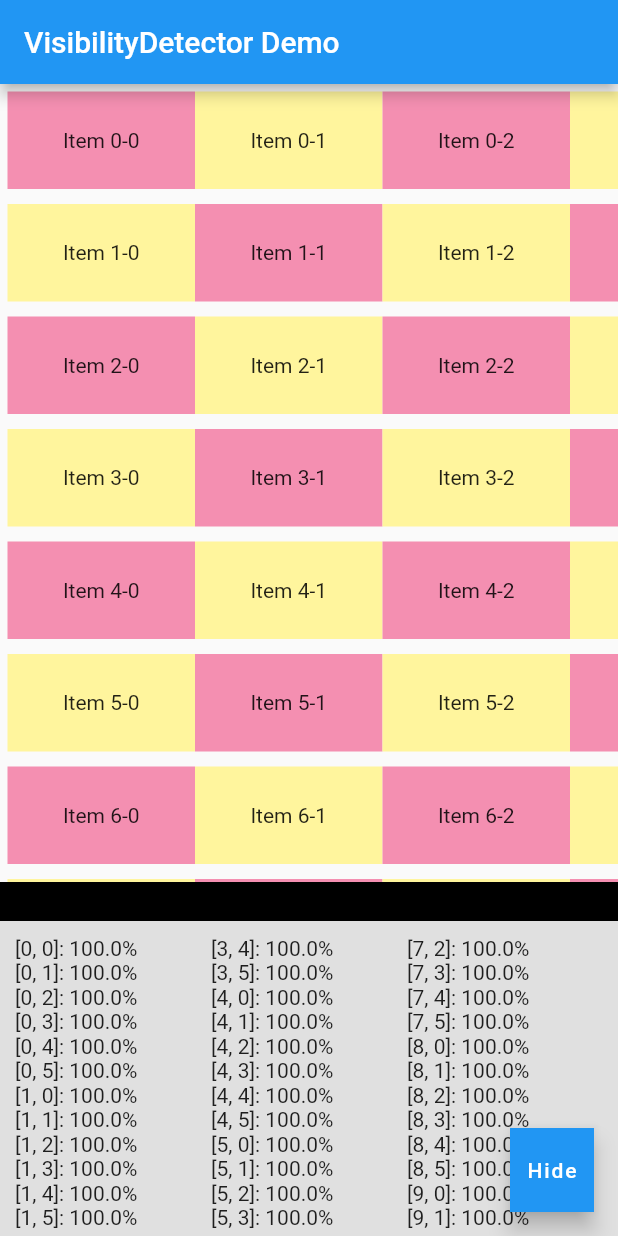
After one commit to jinliyuelong/flutterDemo, a Flutter app: the ThirdHomePage screen opened directly, after a tap on "visibility_detector_demo", on a phone screen of 412 x 824 dp. The commit adds this screen. Run offline on Flutter 3.47's test engine with Material 2 defaults, Android fonts, the phone set to English and light mode, and no system bars; our stand-ins replace dio, fluttertoast, permission_handler, rxdart, scrollable_positioned_list, shared_preferences and 2 more; missing offline and left inert: linked_scroll_controller, provide; accounts and stored records are empty; generated files the repository leaves out were written again.

Commit message:
第三方库使用

```diff
--- /dev/null
+++ b/lib/三方库/visibility_detector_demo.dart
@@ -0,0 +1,372 @@
+///
+/// Author: 1254463047@qq.com
+/// Date: 2020-04-14 15:32:58
+/// LastEditTime: 2020-04-14 15:32:58
+/// FilePath: /flutterDemo/lib/三方库/visibility_detector_demo.dart
+/// Description:
+///
+
+import 'dart:collection';
+
+import 'package:flutter/material.dart';
+import 'package:visibility_detector/visibility_detector.dart';
+
+const String title = 'VisibilityDetector Demo';
+
+/// The width of each cell of our pseudo-table of [VisibilityDetector] widgets.
+const double cellWidth = 125;
+
+//// The height of each cell of our pseudo-table.
+const double cellHeight = _rowHeight - 2 * _rowPadding;
+
+/// The height of each row of the pseudo-table.  This includes [_rowPadding] on
+/// top and bottom.
+const double _rowHeight = 75;
+
+/// The external padding around each row of the pseudo-table.
+const double _rowPadding = 5;
+
+/// The internal padding for each cell of the pseudo-table.
+const double _cellPadding = 10;
+
+/// The external padding around the widgets in the visibility report section.
+const double _reportPadding = 5;
+
+/// The height of the visibility report.
+const double _reportHeight = 200;
+
+/// The [Key] to the main [ListView] widget.
+const mainListKey = Key('MainList');
+
+/// Returns the [Key] to the [VisibilityDetector] widget in each cell of the
+/// pseudo-table.
+Key cellKey(int row, int col) => Key('Cell-$row-$col');
+
+/// A callback to be invoked by the [VisibilityDetector.onVisibilityChanged]
+/// callback.  We use the extra level of indirection to allow widget tests to
+/// reuse this demo app with a different callback.
+final visibilityListeners =
+    <void Function(RowColumn rc, VisibilityInfo info)>[];
+
+/// The root widget for the demo app.
+class VisibilityDetectorDemo extends StatelessWidget {
+  const VisibilityDetectorDemo({Key key}) : super(key: key);
+
+  @override
+  Widget build(BuildContext context) {
+    return MaterialApp(
+      title: title,
+      theme: ThemeData(primarySwatch: Colors.blue),
+      home: const VisibilityDetectorDemoPage(),
+    );
+  }
+}
+
+/// The main page [VisibilityDetectorDemo].
+class VisibilityDetectorDemoPage extends StatefulWidget {
+  const VisibilityDetectorDemoPage({Key key}) : super(key: key);
+
+  @override
+  VisibilityDetectorDemoPageState createState() =>
+      VisibilityDetectorDemoPageState();
+}
+
+class VisibilityDetectorDemoPageState
+    extends State<VisibilityDetectorDemoPage> {
+  /// Whether the pseudo-table should be shown.
+  bool _tableShown = true;
+
+  /// Toggles the visibility of the pseudo-table of [VisibilityDetector]
+  /// widgets.
+  void _toggleTable() {
+    setState(() {
+      _tableShown = !_tableShown;
+    });
+  }
+
+  @override
+  Widget build(BuildContext context) {
+    // Our pseudo-table of [VisibilityDetector] widgets.  We want to scroll both
+    // vertically and horizontally, so we'll implement it as a [ListView] of
+    // [ListView]s.
+    final table = !_tableShown
+        ? null
+        : ListView.builder(
+            key: mainListKey,
+            scrollDirection: Axis.vertical,
+            itemExtent: _rowHeight,
+            itemBuilder: (BuildContext context, int rowIndex) {
+              return DemoPageRow(rowIndex: rowIndex);
+            },
+          );
+
+    return Scaffold(
+      appBar: AppBar(title: const Text(title)),
+      floatingActionButton: FloatingActionButton(
+        shape: const Border(),
+        onPressed: _toggleTable,
+        child: _tableShown ? const Text('Hide') : const Text('Show'),
+      ),
+      body: Column(
+        children: <Widget>[
+          _tableShown ? Expanded(child: table) : const Spacer(),
+          const VisibilityReport(title: 'Visibility'),
+        ],
+      ),
+    );
+  }
+}
+
+/// An individual row for the pseudo-table of [VisibilityDetector] widgets.
+class DemoPageRow extends StatelessWidget {
+  const DemoPageRow({Key key, this.rowIndex}) : super(key: key);
+
+  final int rowIndex;
+
+  @override
+  Widget build(BuildContext context) {
+    return ListView.builder(
+      scrollDirection: Axis.horizontal,
+      padding: const EdgeInsets.all(_rowPadding),
+      itemBuilder: (BuildContext context, int columnIndex) {
+        return DemoPageCell(rowIndex: rowIndex, columnIndex: columnIndex);
+      },
+    );
+  }
+}
+
+/// An individual cell for the pseudo-table of [VisibilityDetector] widgets.
+class DemoPageCell extends StatelessWidget {
+  DemoPageCell({Key key, this.rowIndex, this.columnIndex})
+      : _cellName = 'Item $rowIndex-$columnIndex',
+        _backgroundColor = ((rowIndex + columnIndex) % 2 == 0)
+            ? Colors.pink[200]
+            : Colors.yellow[200],
+        super(key: key);
+
+  final int rowIndex;
+  final int columnIndex;
+
+  /// The text to show for the cell.
+  final String _cellName;
+
+  final Color _backgroundColor;
+
+  /// [VisibilityDetector] callback for when the visibility of the widget
+  /// changes.  Triggers the [visibilityListeners] callbacks.
+  void _handleVisibilityChanged(VisibilityInfo info) {
+    for (final listener in visibilityListeners) {
+      listener(RowColumn(rowIndex, columnIndex), info);
+    }
+  }
+
+  @override
+  Widget build(BuildContext context) {
+    return VisibilityDetector(
+      key: cellKey(rowIndex, columnIndex),
+      onVisibilityChanged: _handleVisibilityChanged,
+      child: Container(
+        width: cellWidth,
+        decoration: BoxDecoration(color: _backgroundColor),
+        padding: const EdgeInsets.all(_cellPadding),
+        alignment: Alignment.center,
+        child: FittedBox(
+          fit: BoxFit.scaleDown,
+          child: Text(_cellName),
+        ),
+      ),
+    );
+  }
+}
+
+/// A widget that lists the reported visibility percentages of the
+/// [VisibilityDetector] widgets on the page.
+class VisibilityReport extends StatelessWidget {
+  const VisibilityReport({Key key, this.title}) : super(key: key);
+
+  /// The text to use for the heading of the report.
+  final String title;
+
+  @override
+  Widget build(BuildContext context) {
+    final headingTextStyle =TextStyle(
+                fontSize: 14,
+                fontWeight: FontWeight.w600,
+              );
+    final heading = Container(
+      padding: const EdgeInsets.all(_reportPadding),
+      alignment: Alignment.centerLeft,
+      decoration: const BoxDecoration(color: Colors.black),
+      child: Text(title, style: headingTextStyle),
+    );
+
+    final grid = Container(
+      padding: const EdgeInsets.all(_reportPadding),
+      decoration: BoxDecoration(color: Colors.grey[300]),
+      child: const SizedBox(
+        height: _reportHeight,
+        child: VisibilityReportGrid(),
+      ),
+    );
+
+    return Column(children: <Widget>[heading, grid]);
+  }
+}
+
+/// The portion of [VisibilityReport] that shows data.
+class VisibilityReportGrid extends StatefulWidget {
+  const VisibilityReportGrid({Key key}) : super(key: key);
+
+  @override
+  VisibilityReportGridState createState() => VisibilityReportGridState();
+}
+
+class VisibilityReportGridState extends State<VisibilityReportGrid> {
+  /// Maps [row, column] indices to the visibility percentage of the
+  /// corresponding [VisibilityDetector] widget.
+  final _visibilities = SplayTreeMap<RowColumn, double>();
+
+  /// The [Text] widgets used to fill our [GridView].
+  List<Text> _reportItems;
+
+  /// See [State.initState].  Adds a callback to [visibilityListeners] to update
+  /// the visibility report with the widget's visibility.
+  @override
+  void initState() {
+    super.initState();
+
+    visibilityListeners.add(_update);
+    assert(visibilityListeners.contains(_update));
+  }
+
+  @override
+  void dispose() {
+    visibilityListeners.remove(_update);
+
+    super.dispose();
+  }
+
+  /// Callback added to [visibilityListeners] to update the state.
+  void _update(RowColumn rc, VisibilityInfo info) {
+    setState(() {
+      if (info.visibleFraction == 0) {
+        _visibilities.remove(rc);
+      } else {
+        _visibilities[rc] = info.visibleFraction;
+      }
+
+      // Invalidate `_reportItems` so that we regenerate it lazily.
+      _reportItems = null;
+    });
+  }
+
+  /// Populates [_reportItems].
+  List<Text> _generateReportItems() {
+    final entries = _visibilities.entries;
+    final items = <Text>[];
+
+    for (final i in entries) {
+      final visiblePercentage = (i.value * 100).toStringAsFixed(1);
+      items.add(Text('${i.key}: $visiblePercentage%'));
+    }
+
+    // It's easier to read cells down than across, so sort by columns instead of
+    // by rows.
+    final tailIndex = items.length - items.length ~/ 3;
+    final midIndex = tailIndex - tailIndex ~/ 2;
+    final head = items.getRange(0, midIndex);
+    final mid = items.getRange(midIndex, tailIndex);
+    final tail = items.getRange(tailIndex, items.length);
+    return collate([head, mid, tail]).toList(growable: false);
+  }
+
+  @override
+  Widget build(BuildContext context) {
+    _reportItems ??= _generateReportItems();
+
+    return GridView.count(
+      crossAxisCount: 3,
+      childAspectRatio: 8,
+      padding: const EdgeInsets.all(5),
+      children: _reportItems,
+    );
+  }
+}
+
+/// A class for storing a [row, column] pair.
+class RowColumn extends Comparable<RowColumn> {
+  RowColumn(this.row, this.column);
+
+  final int row;
+  final int column;
+
+  @override
+  bool operator ==(dynamic other) {
+    if (other is RowColumn) {
+      return row == other.row && column == other.column;
+    }
+    return false;
+  }
+
+  @override
+  int get hashCode => hashValues(row, column);
+
+  /// See [Comparable.compareTo].  Sorts [RowColumn] objects in row-major order.
+  @override
+  int compareTo(RowColumn other) {
+    if (row < other.row) {
+      return -1;
+    } else if (row > other.row) {
+      return 1;
+    }
+
+    if (column < other.column) {
+      return -1;
+    } else if (column > other.column) {
+      return 1;
+    }
+
+    return 0;
+  }
+
+  @override
+  String toString() {
+    return '[$row, $column]';
+  }
+}
+
+/// Returns an [Iterable] containing the nth element (if it exists) of every
+/// [Iterable] in `iterables` in sequence.
+///
+/// Unlike [zip](https://pub.dev/documentation/quiver/latest/quiver.iterables/zip.html),
+/// returns a single sequence and continues until *all* [Iterable]s are
+/// exhausted.
+///
+/// For example, `collate([[1, 4, 7], [2, 5, 8, 9], [3, 6]])` would return a
+/// sequence `1, 2, 3, 4, 5, 6, 7, 8, 9`.
+@visibleForTesting
+Iterable<T> collate<T>(Iterable<Iterable<T>> iterables) sync* {
+  assert(iterables != null);
+
+  final iterators = [for (final iterable in iterables) iterable.iterator];
+  if (iterators.isEmpty) {
+    return;
+  }
+
+  // ignore: literal_only_boolean_expressions, https://github.com/dart-lang/linter/issues/453
+  while (true) {
+    var exhaustedCount = 0;
+    for (final i in iterators) {
+      if (i.moveNext()) {
+        yield i.current;
+        continue;
+      }
+
+      exhaustedCount += 1;
+      if (exhaustedCount == iterators.length) {
+        // All iterators are at their ends.
+        return;
+      }
+    }
+  }
+}
--- /dev/null
+++ b/lib/三方库/三方库目录.dart
@@ -0,0 +1,51 @@
+///
+/// Author: 1254463047@qq.com
+/// Date: 2020-04-14 14:41:47
+/// LastEditTime: 2020-04-14 15:34:37
+/// FilePath: /flutterDemo/lib/三方库/三方库目录.dart
+/// Description: 三方库的目录
+///
+///
+import 'package:flutter/material.dart';
+import 'package:helloworld/%E4%B8%89%E6%96%B9%E5%BA%93/visibility_detector_demo.dart';
+import 'package:helloworld/三方库/scrollable_positioned_list_demo.dart';
+import 'package:helloworld/utils/utility.dart';
+import 'package:helloworld/三方库/linked_scroll_controller_demo.dart';
+
+class ThirdHomePage extends StatelessWidget {
+  @override
+  Widget build(BuildContext context) {
+    return Scaffold(
+      appBar: AppBar(
+        title: Text('三方库'),
+      ),
+      body: ListView(
+        children: <Widget>[
+          getLines('linked_scroll_controller', context: context, ontap: () {
+            Navigator.push(
+                context,
+                MaterialPageRoute(
+                  builder: (context) => LinkedScrollables(),
+                ));
+          }),
+             getLines('scrollable_positioned_list_demo', context: context, ontap: () {
+            Navigator.push(
+                context,
+                MaterialPageRoute(
+                  builder: (context) => AttestationRebindPage(),
+                ));
+          }),
+          getLines('visibility_detector_demo', context: context, ontap: () {
+            Navigator.push(
+                context,
+                MaterialPageRoute(
+                  builder: (context) => VisibilityDetectorDemo(),
+                ));
+          }),
+
+
+        ],
+      ),
+    );
+  }
+}
--- a/pubspec.yaml
+++ b/pubspec.yaml
@@ -34,6 +34,12 @@ dependencies:
   dio: ^3.0.9
   json_annotation: ^3.0.1
   scoped_model: ^1.0.1
+ ## https://github.com/google/flutter.widgets/blob/master/packages/linked_scroll_controller/pubspec.yaml
+  linked_scroll_controller: 0.1.2
+  ## https://github.com/google/flutter.widgets/blob/master/packages/scrollable_positioned_list/pubspec.yaml
+  scrollable_positioned_list: 0.1.3
+  ## https://github.com/google/flutter.widgets/blob/master/packages/visibility_detector/pubspec.yaml
+  visibility_detector: 0.1.4
   flutter_bugly:
     git:
       url: git://github.com/crazecoder/flutter_bugly.git
```
Also changed, not shown: lib/main.dart (+8 -1 lines), lib/三方库/linked_scroll_controller_demo.dart (added, +89 -0 lines), lib/三方库/scrollable_positioned_list_demo.dart (added, +180 -0 lines), pubspec.lock, 1 other file.
